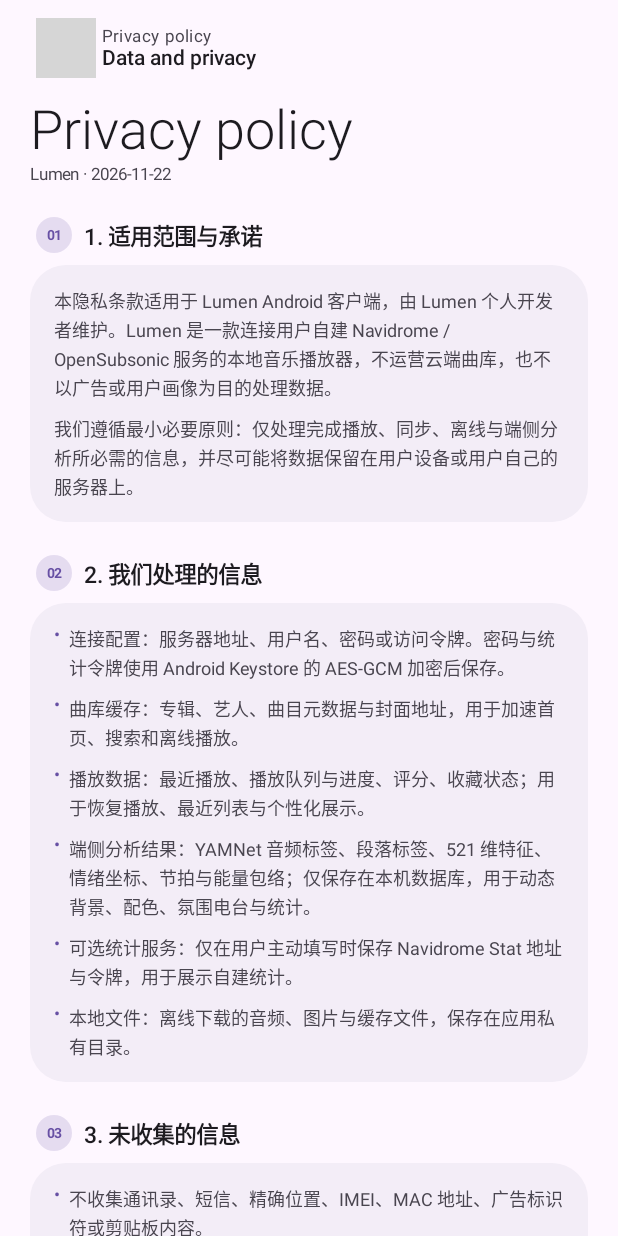
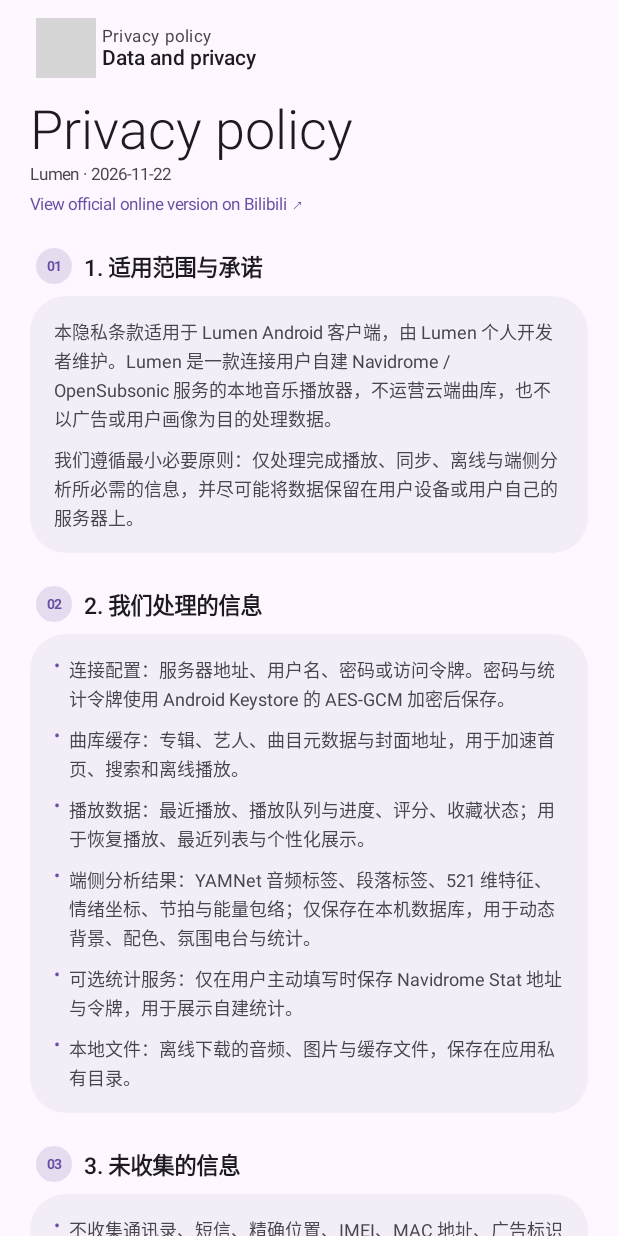
Before and after one commit to SolitaER23/Lumen, an Android app built with Jetpack Compose: the composable PrivacyScreen shown on its own in the app's theme, on a phone screen of 412 x 824 dp. Run offline under Robolectric (Android 15) with nearby library versions, the phone set to English and light mode, and no system bars; libraries missing offline, so code that uses them is left out: com.gpo.yoin; 1 statement that could not run was skipped; grey boxes are pictures that could not be loaded.

Commit message:
feat: official Quark update channel and legal online links (0.50.4 / 142)

```diff
--- a/android/app/build.gradle.kts
+++ b/android/app/build.gradle.kts
@@ -26,8 +26,8 @@ android {
         applicationId = "app.lumen.player"
         minSdk = 26
         targetSdk = 36
-        versionCode = 140
-        versionName = "0.50.2"
+        versionCode = 142
+        versionName = "0.50.4"
         testInstrumentationRunner = "androidx.test.runner.AndroidJUnitRunner"
         ndk { abiFilters += listOf("arm64-v8a") }
     }
--- a/android/app/src/main/java/app/lumen/player/ui/ExternalLinks.kt
+++ b/android/app/src/main/java/app/lumen/player/ui/ExternalLinks.kt
@@ -6,6 +6,10 @@ import android.net.Uri
 
 object ExternalLinks {
     const val BILIBILI_URL = "https://space.bilibili.com/20567705"
+    const val PRIVACY_URL = "https://www.bilibili.com/opus/1273580145420009473"
+    const val TERMS_URL = "https://www.bilibili.com/opus/1273580330098360325"
+    const val UPDATE_URL = "https://pan.quark.cn/s/f35d0450e4b1?pwd=3GF3"
+    const val UPDATE_CODE = "3GF3"
     const val FEEDBACK_NAME = "bilibili@晓月枫"
 
     fun open(ctx: Context, url: String) {
--- a/android/app/src/main/java/app/lumen/player/ui/PrivacyScreen.kt
+++ b/android/app/src/main/java/app/lumen/player/ui/PrivacyScreen.kt
@@ -192,6 +192,14 @@ fun PrivacyScreen(onBack: () -> Unit, onReachedBottom: () -> Unit = {}) {
                 fontSize = 11.sp,
                 modifier = Modifier.padding(top = 2.dp),
             )
+            Text(
+                L10n.tf("在 B 站查看官方在线版本 ↗", "View official online version on Bilibili ↗"),
+                color = MaterialTheme.colorScheme.primary,
+                fontSize = 11.sp,
+                modifier = Modifier
+                    .padding(top = 6.dp)
+                    .clickable { ExternalLinks.open(ctx, ExternalLinks.PRIVACY_URL) },
+            )
         }
 
         blocks.forEachIndexed { index, block ->
```
Also changed, not shown: android/app/src/main/java/app/lumen/player/ui/SettingsScreen.kt (+14 -2 lines), android/app/src/main/java/app/lumen/player/ui/TermsScreen.kt (+8 -0 lines), 8 other files.
